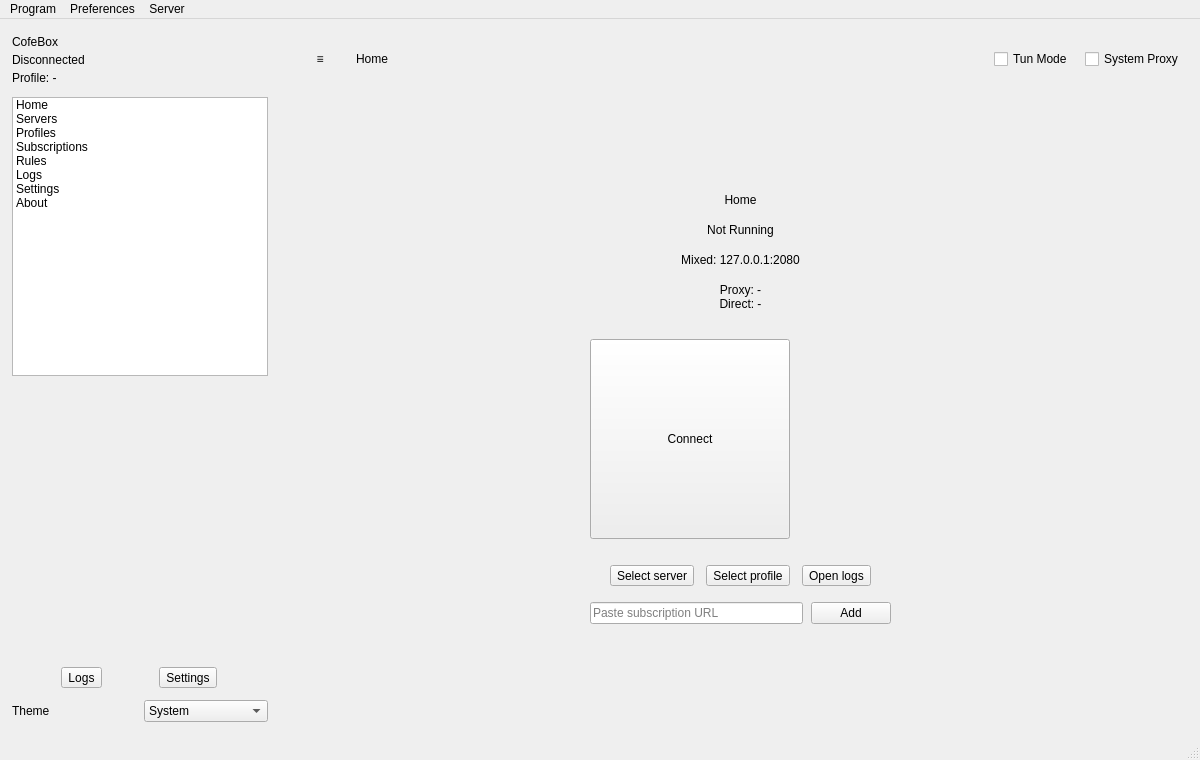
Above: ui/mainwindow.ui from cofedish/cofe-nekobox before the change. Below: the same form after it.
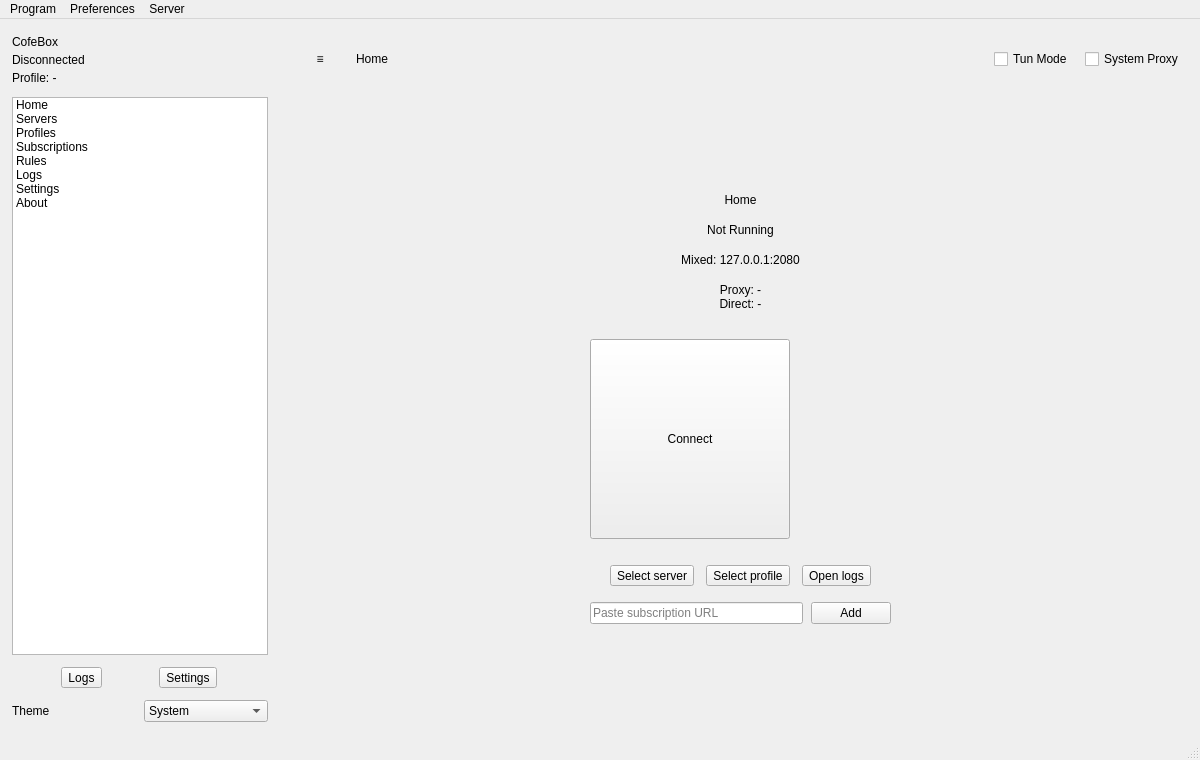
That is the form after the change. Custom widgets are drawn as their Qt base class.

Commit message: fix: sidebar scroll viewport height

What changed in the file:
```diff
--- a/ui/mainwindow.ui
+++ b/ui/mainwindow.ui
@@ -59,7 +59,7 @@
       <property name="frameShape">
        <enum>QFrame::NoFrame</enum>
       </property>
-      <layout class="QVBoxLayout" name="drawerLayout">
+      <layout class="QVBoxLayout" name="drawerLayout" stretch="0,1,0,0">
        <property name="leftMargin">
         <number>12</number>
        </property>
@@ -194,22 +194,6 @@
          </item>
         </widget>
        </item>
-       <item>
-       <spacer name="drawer_spacer">
-        <property name="orientation">
-         <enum>Qt::Vertical</enum>
-        </property>
-        <property name="sizeType">
-         <enum>QSizePolicy::Expanding</enum>
-        </property>
-        <property name="sizeHint" stdset="0">
-         <size>
-          <width>20</width>
-           <height>40</height>
-          </size>
-         </property>
-        </spacer>
-       </item>
        <item>
         <widget class="QWidget" name="drawer_quick" native="true">
          <layout class="QHBoxLayout" name="drawerQuickLayout">
```
